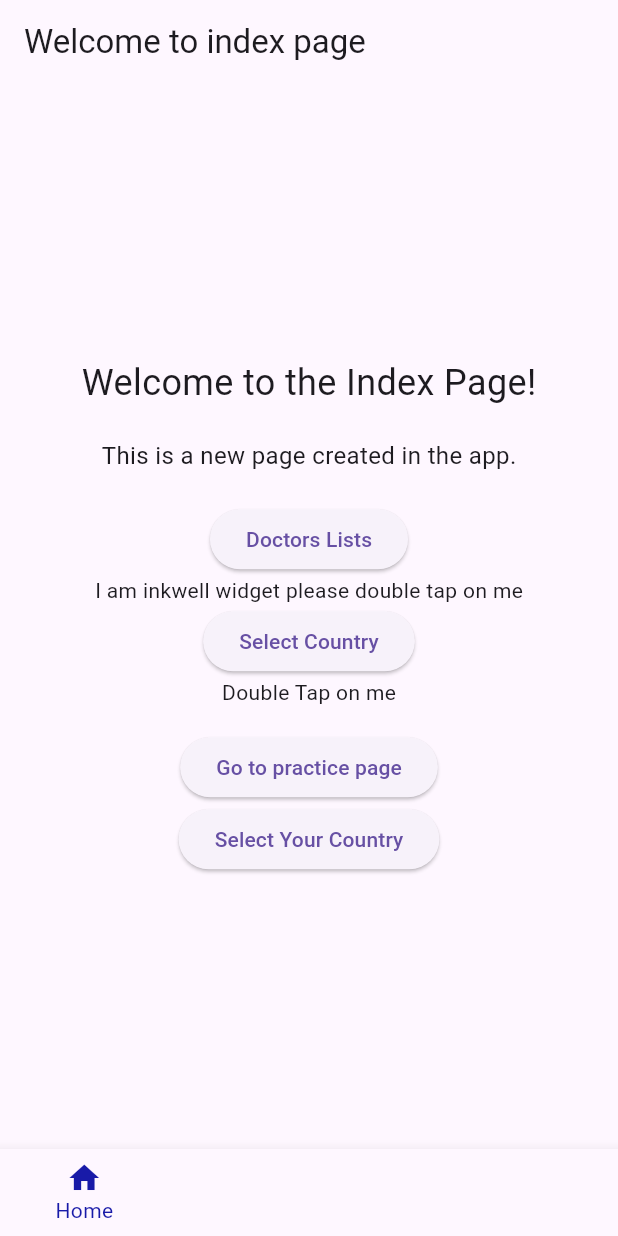
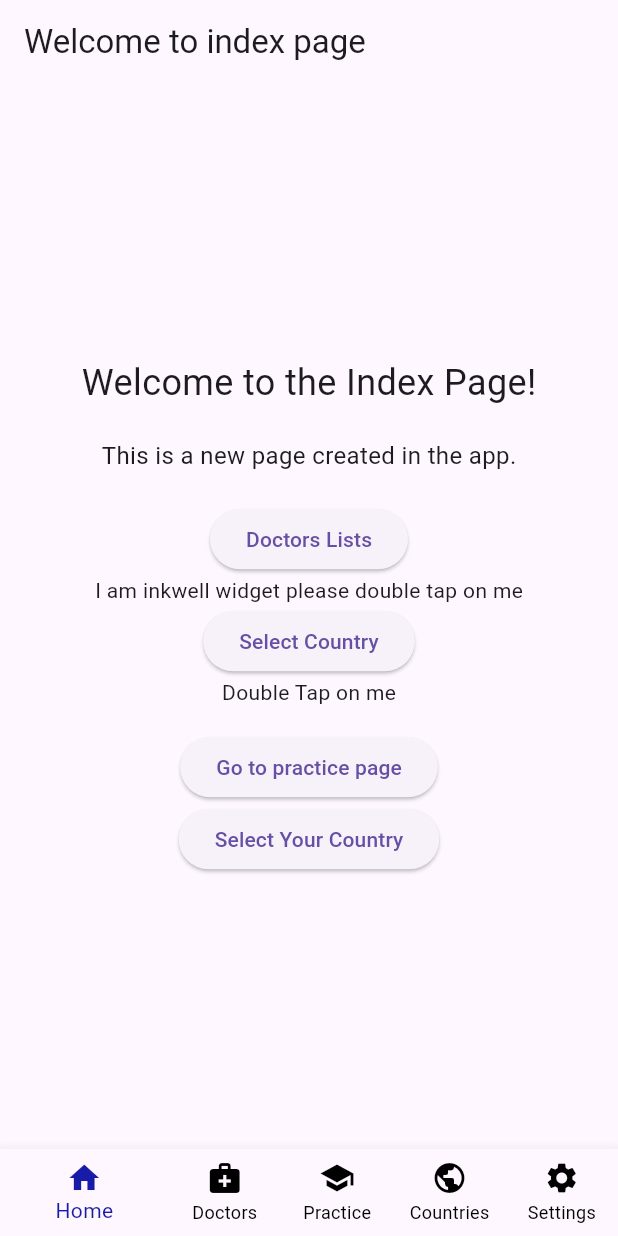
Before and after one commit to Haris-Sultan15/mobile, a Flutter app: the screen it shows after launch, on a phone screen of 412 x 824 dp. Run offline on Flutter 3.47's test engine with Material 3 defaults, Android fonts, the phone set to English and light mode, and no system bars; our stand-ins replace country_picker.

```diff
--- a/lib/index.dart
+++ b/lib/index.dart
@@ -17,11 +17,11 @@ class _IndexPageState extends State<IndexPage> {
 
   // List of pages for navigation
   final List<Widget> _pages = [
-    Center(child: Text('Home Page', style: TextStyle(color: const Color.fromARGB(255, 19, 14, 2)),)),
-    Center(child: Text('Doctors', style: TextStyle(color: const Color.fromARGB(255, 19, 14, 2)),)),
-     Center(child: Text('Practice', style: TextStyle(color: const Color.fromARGB(255, 19, 14, 2)),)),
-     Center(child: Text('Countries', style: TextStyle(color: const Color.fromARGB(255, 19, 14, 2)),)),
-      Center(child: Text('Settings', style: TextStyle(color: const Color.fromARGB(255, 19, 14, 2)),)),
+    Center(child: Text('Home Page')),
+    Center(child: Text('Doctors')),
+     Center(child: Text('Practice')),
+     Center(child: Text('Countries')),
+      Center(child: Text('Settings')),
   ];
 
   void _onItemTapped(int index) {
@@ -105,6 +105,7 @@ class _IndexPageState extends State<IndexPage> {
           BottomNavigationBarItem(
             icon: Icon(Icons.home),
             label: 'Home',
+
           ),
           BottomNavigationBarItem(
             icon: Icon(Icons.medical_services),
@@ -125,6 +126,8 @@ class _IndexPageState extends State<IndexPage> {
         ],
         currentIndex: _selectedIndex,
         selectedItemColor: Color.fromARGB(255, 24, 26, 168),
+        unselectedItemColor: Colors.black,
+        showUnselectedLabels: true,
         onTap: _onItemTapped,
       ),
     );
```
Also changed, not shown: assests/img/h-icon.png.
